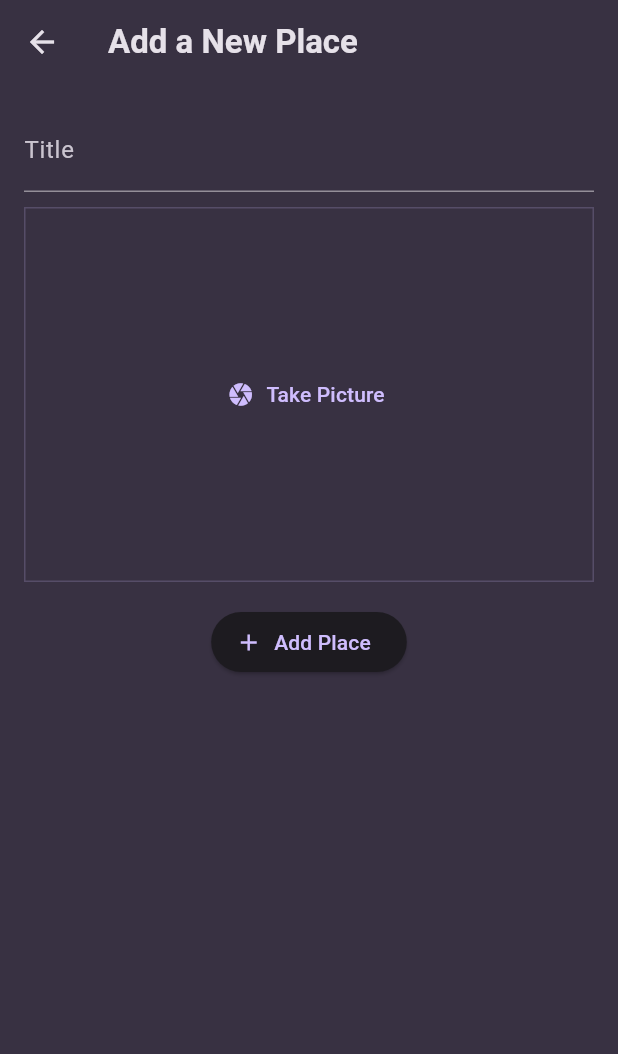
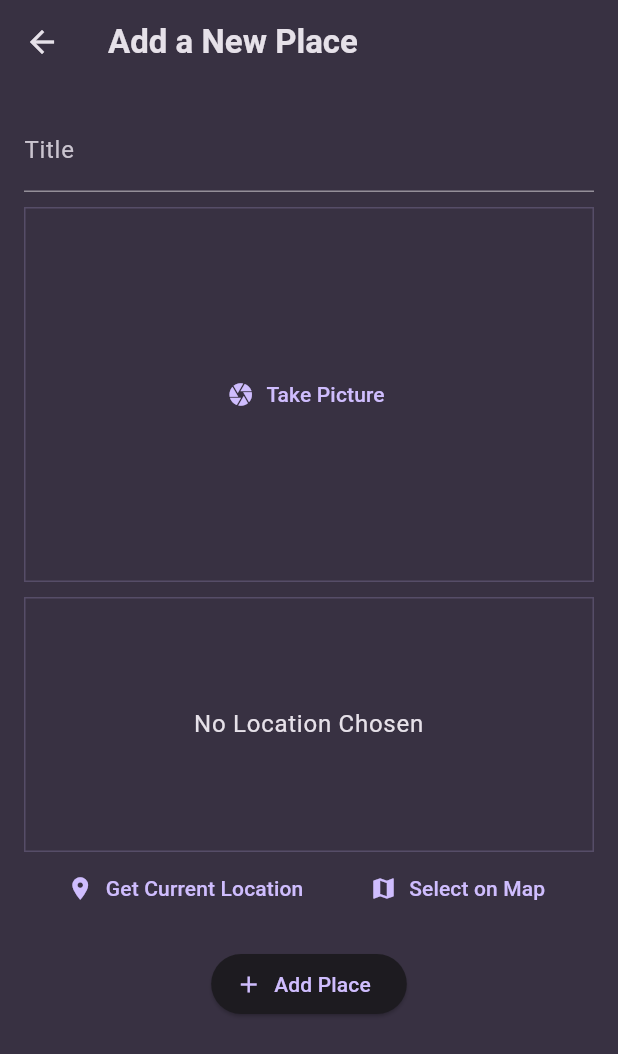
Before and after one commit to dmakarau/favorite_places, a Flutter app: the screen it shows after launch, after a tap on the "add" icon, on a phone screen of 412 x 824 dp. Shown: the top 1054 px of the screen. Run offline on Flutter 3.47's test engine with Material 3 defaults, Android fonts, the phone set to English and light mode, and no system bars; our stand-ins replace flutter_dotenv, flutter_riverpod, google_fonts, image_picker, location; network calls fail.

Commit message:
Add GPS location services and secure API key management
Major Features:
- Add GPS location detection with permission handling
- Integrate Google Maps Static API for location previews
- Implement address geocoding for human-readable locations
- Add LocationInput widget with current location and map selection
- Update Place model to include optional PlaceLocation data
- Enhance places list and details to display location information

Security & Best Practices:
- Implement secure API key management with flutter_dotenv
- Remove hardcoded API keys and move to environment variables
- Add .env.example for developer onboarding
- Fix deprecated Flutter APIs (TextTheme.of, Key? key patterns)
- Improve null safety with proper null checks instead of assertions

Technical Improvements:
- Add comprehensive location services architecture
- Update state management to handle location data
- Cross-platform location permission handling
- Add API key helper class for secure access patterns

Dependencies:
- Add flutter_dotenv for environment variable management
- Add location package for GPS services
- Add http package for API requests
- Update flutter_riverpod to v3.0.3

```diff
--- /dev/null
+++ b/lib/config/api_keys.dart
@@ -0,0 +1,7 @@
+import 'package:flutter_dotenv/flutter_dotenv.dart';
+
+class ApiKeys {
+  static String get googleMapsApiKey {
+    return dotenv.env['GOOGLE_MAPS_API_KEY'] ?? '';
+  }
+}
--- a/lib/main.dart
+++ b/lib/main.dart
@@ -1,5 +1,6 @@
 import 'package:flutter/material.dart';
 import 'package:flutter_riverpod/flutter_riverpod.dart';
+import 'package:flutter_dotenv/flutter_dotenv.dart';
 
 import 'package:google_fonts/google_fonts.dart';
 import 'package:my_favorite_places/screens/places_screen.dart';
@@ -20,12 +21,14 @@
   ),
 );
 
-void main() {
+void main() async {
+  WidgetsFlutterBinding.ensureInitialized();
+  await dotenv.load(fileName: ".env");
   runApp(ProviderScope(child: const MyApp()));
 }
 
 class MyApp extends StatelessWidget {
-  const MyApp({Key? key}) : super(key: key);
+  const MyApp({super.key});
 
   @override
   Widget build(BuildContext context) {
--- a/lib/model/place.dart
+++ b/lib/model/place.dart
@@ -4,13 +4,26 @@
 
 final uuid = Uuid();
 
+class PlaceLocation {
+  PlaceLocation({
+    required this.latitude,
+    required this.longitude,
+    required this.address,
+  });
+  final double latitude;
+  final double longitude;
+  final String address;
+}
+
 class Place {
   Place({
     required this.title,
     required this.image,
+    required this.location,
   }) : id = uuid.v4();
 
   final String id;
   final String title;
   final File image;
+  final PlaceLocation? location;
 }
--- a/lib/providers/user_places.dart
+++ b/lib/providers/user_places.dart
@@ -10,8 +10,8 @@
     return const [];
   }
 
-  void addPlace(String title, File image) {
-    final newPlace = Place(title: title, image: image);
+  void addPlace(String title, File image, PlaceLocation? location) {
+    final newPlace = Place(title: title, image: image, location: location);
     state = [newPlace, ...state];
   }
 }
--- a/lib/screens/add_places.dart
+++ b/lib/screens/add_places.dart
@@ -2,8 +2,10 @@
 
 import 'package:flutter/material.dart';
 import 'package:flutter_riverpod/flutter_riverpod.dart';
+import 'package:my_favorite_places/model/place.dart';
 import 'package:my_favorite_places/providers/user_places.dart';
 import 'package:my_favorite_places/widgets/image_input.dart';
+import 'package:my_favorite_places/widgets/location_input.dart';
 
 class AddPlacesScreen extends ConsumerStatefulWidget {
   const AddPlacesScreen({super.key});
@@ -15,6 +17,7 @@
 class _AddPlacesScreenState extends ConsumerState<AddPlacesScreen> {
   final _titleController = TextEditingController();
   File? _selectedImage;
+  PlaceLocation? _selectedLocation;
 
   @override
   void dispose() {
@@ -24,12 +27,12 @@
 
   _savePlace() {
     final enteredTitle = _titleController.text;
-    if (enteredTitle.isEmpty || _selectedImage == null) {
+    if (enteredTitle.isEmpty || _selectedImage == null || _selectedLocation == null) {
       return;
     }
     ref
         .read(userPlacesProvider.notifier)
-        .addPlace(enteredTitle, _selectedImage!);
+        .addPlace(enteredTitle, _selectedImage!, _selectedLocation!);
     Navigator.of(context).pop();
   }
 
@@ -52,6 +55,10 @@
                 _selectedImage = image;
               },
             ),
+            SizedBox(height: 10),
+            LocationInput(onSelectLocation: (location) {
+              _selectedLocation = location;
+            },),
             SizedBox(height: 16),
             ElevatedButton.icon(
               onPressed: _savePlace,
--- /dev/null
+++ b/lib/widgets/location_input.dart
@@ -0,0 +1,137 @@
+import 'dart:convert';
+
+import 'package:flutter/material.dart';
+import 'package:location/location.dart';
+import 'package:http/http.dart' as http;
+import 'package:my_favorite_places/model/place.dart';
+import 'package:my_favorite_places/config/api_keys.dart';
+
+class LocationInput extends StatefulWidget {
+  const LocationInput({super.key, required this.onSelectLocation});
+
+  final void Function(PlaceLocation location)? onSelectLocation;
+
+  @override
+  State<StatefulWidget> createState() {
+    return _LocationInputState();
+  }
+}
+
+class _LocationInputState extends State<LocationInput> {
+  PlaceLocation? _pickedLocation;
+  var _isGettingLocation = false;
+
+  String get locationImage {
+    if (_pickedLocation == null) {
+      return '';
+    }
+    final lat = _pickedLocation!.latitude;
+    final lng = _pickedLocation!.longitude;
+    return 'https://maps.googleapis.com/maps/api/staticmap?center=$lat,$lng&zoom=16&size=600x300&maptype=roadmap&markers=color:red%7Clabel:A%7C$lat,$lng&key=${ApiKeys.googleMapsApiKey}';
+  }
+
+  void _getCurrentUserLocation() async {
+    Location location = Location();
+
+    bool serviceEnabled;
+    PermissionStatus permissionGranted;
+    LocationData locationData;
+
+    serviceEnabled = await location.serviceEnabled();
+    if (!serviceEnabled) {
+      serviceEnabled = await location.requestService();
+      if (!serviceEnabled) {
+        return;
+      }
+    }
+
+    permissionGranted = await location.hasPermission();
+    if (permissionGranted == PermissionStatus.denied) {
+      permissionGranted = await location.requestPermission();
+      if (permissionGranted != PermissionStatus.granted) {
+        return;
+      }
+    }
+
+    setState(() {
+      _isGettingLocation = true;
+    });
+
+    locationData = await location.getLocation();
+    final lat = locationData.latitude;
+    final lng = locationData.longitude;
+    if (lat == null || lng == null) {
+      return;
+    }
+    final url = Uri.parse('https://maps.googleapis.com/maps/api/geocode/json?latlng=$lat,$lng&key=${ApiKeys.googleMapsApiKey}');
+    final response = await http.get(url);
+    final responseData = json.decode(response.body);
+    final address = responseData['results'][0]['formatted_address'];
+
+    setState(() {
+      _pickedLocation = PlaceLocation(
+        latitude: lat,
+        longitude: lng,
+        address: address,
+      );
+      _isGettingLocation = false;
+    });
+
+    if (widget.onSelectLocation != null && _pickedLocation != null) {
+      widget.onSelectLocation!(_pickedLocation!);
+    }
+  }
+
+  @override
+  Widget build(BuildContext context) {
+    Widget previewContent = Text(
+      'No Location Chosen',
+      textAlign: TextAlign.center,
+      style: Theme.of(context).textTheme.bodyLarge!.copyWith(
+        color: Theme.of(context).colorScheme.onSurface,
+      ),
+    );
+    if (_pickedLocation != null) {
+      previewContent = Image.network(
+        locationImage,
+        fit: BoxFit.cover,
+        width: double.infinity,
+        height: double.infinity,
+      );
+    }
+    if (_isGettingLocation) {
+      previewContent = const CircularProgressIndicator();
+    }
+    return Column(
+      children: [
+        Container(
+          height: 170,
+          width: double.infinity,
+          alignment: Alignment.center,
+          decoration: BoxDecoration(
+            border: Border.all(
+              width: 1,
+              color: Theme.of(context).colorScheme.primary.withOpacity(0.2),
+            ),
+          ),
+          child: previewContent,
+        ),
+        Row(
+          mainAxisAlignment: MainAxisAlignment.spaceEvenly,
+          children: [
+            TextButton.icon(
+              onPressed: _getCurrentUserLocation,
+              icon: const Icon(Icons.location_on),
+              label: const Text('Get Current Location'),
+            ),
+            TextButton.icon(
+              onPressed: () {},
+              icon: const Icon(Icons.map),
+              label: const Text('Select on Map'),
+            ),
+          ],
+        ),
+      ],
+    );
+  }
+}
--- a/lib/widgets/place_list_widget.dart
+++ b/lib/widgets/place_list_widget.dart
@@ -50,6 +50,12 @@
             color: Theme.of(context).colorScheme.onSurface,
           ),
         ),
+        subtitle: Text(
+          places[index].location?.address ?? 'Unknown',
+          style: Theme.of(context).textTheme.bodySmall!.copyWith(
+            color: Theme.of(context).colorScheme.onSurface,
+          ),
+        ),
         onTap: () {
           Navigator.of(context).push(
             MaterialPageRoute(
```
Also changed, not shown: lib/screens/places_details.dart (+44 -0 lines), pubspec.yaml (+5 -3 lines), pubspec.lock, 4 other files.
